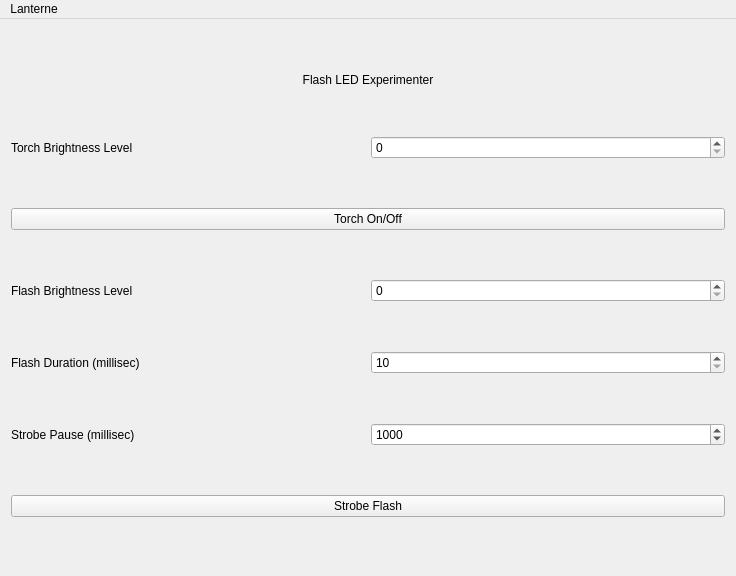
The window that mainwindow.ui (jpietrzak8/Lanterne) describes before a commit, drawn with Qt 5.
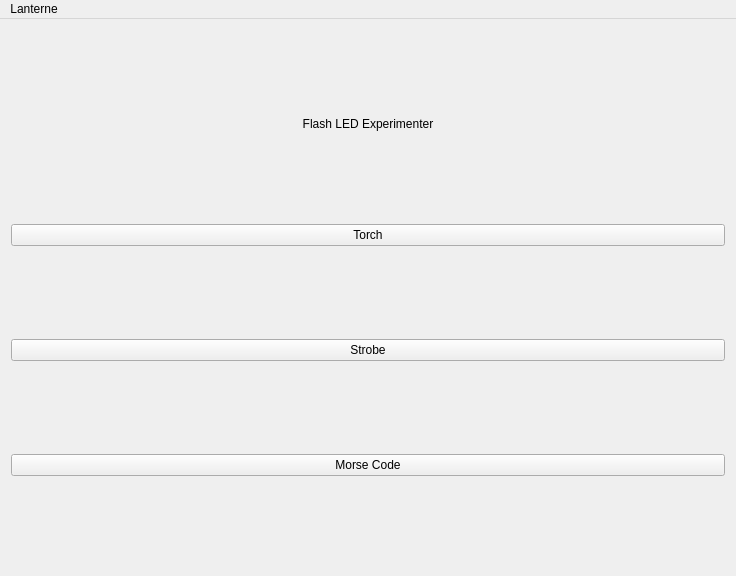
The same window after the commit.

Diff of the .ui file:
```diff
--- a/mainwindow.ui
+++ b/mainwindow.ui
@@ -32,95 +32,23 @@
      </widget>
     </item>
     <item>
-     <layout class="QHBoxLayout" name="horizontalLayout">
-      <item>
-       <widget class="QLabel" name="sustainLabel">
-        <property name="text">
-         <string>Torch Brightness Level</string>
-        </property>
-       </widget>
-      </item>
-      <item>
-       <widget class="QSpinBox" name="torchBrightnessSpinBox"/>
-      </item>
-     </layout>
+     <widget class="QPushButton" name="torchButton">
+      <property name="text">
+       <string>Torch</string>
+      </property>
+     </widget>
     </item>
     <item>
      <widget class="QPushButton" name="torchPushButton">
       <property name="text">
-       <string>Torch On/Off</string>
+       <string>Strobe</string>
       </property>
      </widget>
     </item>
     <item>
-     <layout class="QHBoxLayout" name="horizontalLayout_2">
-      <item>
-       <widget class="QLabel" name="flashBrightLabel">
-        <property name="text">
-         <string>Flash Brightness Level</string>
-        </property>
-       </widget>
-      </item>
-      <item>
-       <widget class="QSpinBox" name="flashBrightnessSpinBox"/>
-      </item>
-     </layout>
-    </item>
-    <item>
-     <layout class="QHBoxLayout" name="horizontalLayout_3">
-      <item>
-       <widget class="QLabel" name="flashDurationLabel">
-        <property name="text">
-         <string>Flash Duration (millisec)</string>
-        </property>
-       </widget>
-      </item>
-      <item>
-       <widget class="QSpinBox" name="flashDurationSpinBox">
-        <property name="minimum">
-         <number>10</number>
-        </property>
-        <property name="maximum">
-         <number>1000</number>
-        </property>
-        <property name="singleStep">
-         <number>10</number>
-        </property>
-       </widget>
-      </item>
-     </layout>
-    </item>
-    <item>
-     <layout class="QHBoxLayout" name="horizontalLayout_4">
-      <item>
-       <widget class="QLabel" name="pauseLabel">
-        <property name="text">
-         <string>Strobe Pause (millisec)</string>
-        </property>
-       </widget>
-      </item>
-      <item>
-       <widget class="QSpinBox" name="flashPauseSpinBox">
-        <property name="minimum">
-         <number>100</number>
-        </property>
-        <property name="maximum">
-         <number>10000</number>
-        </property>
-        <property name="singleStep">
-         <number>100</number>
-        </property>
-        <property name="value">
-         <number>1000</number>
-        </property>
-       </widget>
-      </item>
-     </layout>
-    </item>
-    <item>
-     <widget class="QPushButton" name="strobeFlashButton">
+     <widget class="QPushButton" name="morseButton">
       <property name="text">
-       <string>Strobe Flash</string>
+       <string>Morse Code</string>
       </property>
      </widget>
     </item>
```
Left out of the diff: 8 changed lines with no effect on the pictures.
